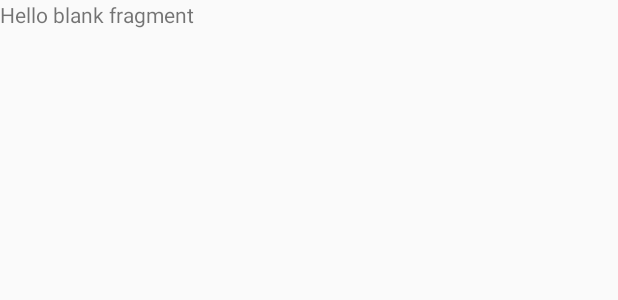
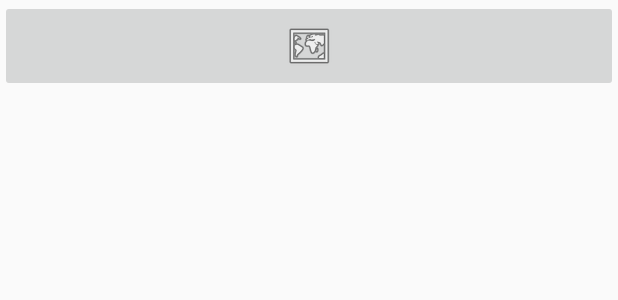
Before and after one commit to alittl29/WebBrowserApp, an Android app: the layout fragment_browser_control.xml on its own in the app's theme, with its tools: preview values and no code run, on a phone screen of 412 x 824 dp. Shown: the top 300 px of the screen. Run offline under Robolectric (Android 15) with nearby library versions, the phone set to English and light mode, and no system bars.

```diff
--- a/app/build.gradle
+++ b/app/build.gradle
@@ -27,6 +27,7 @@ dependencies {
     implementation 'androidx.appcompat:appcompat:1.2.0'
     implementation 'androidx.constraintlayout:constraintlayout:2.0.2'
     implementation 'androidx.legacy:legacy-support-v4:1.0.0'
+    implementation 'androidx.viewpager2:viewpager2:1.0.0'
     testImplementation 'junit:junit:4.12'
     androidTestImplementation 'androidx.test.ext:junit:1.1.2'
     androidTestImplementation 'androidx.test.espresso:espresso-core:3.3.0'
--- a/app/src/main/res/layout/fragment_browser_control.xml
+++ b/app/src/main/res/layout/fragment_browser_control.xml
@@ -1,14 +1,14 @@
 <?xml version="1.0" encoding="utf-8"?>
 <FrameLayout xmlns:android="http://schemas.android.com/apk/res/android"
+    xmlns:app="http://schemas.android.com/apk/res-auto"
     xmlns:tools="http://schemas.android.com/tools"
     android:layout_width="match_parent"
     android:layout_height="match_parent"
     tools:context=".BrowserControlFragment">
 
-    <!-- TODO: Update blank fragment layout -->
-    <TextView
+    <ImageButton
+        android:id="@+id/btnNewPage"
         android:layout_width="match_parent"
-        android:layout_height="match_parent"
-        android:text="@string/hello_blank_fragment" />
-
+        android:layout_height="61dp"
+        android:src="@android:drawable/ic_menu_mapmode" />
 </FrameLayout>
```
Also changed, not shown: app/src/main/java/edu/temple/webbrowserapp/BrowserControlFragment.java (+16 -2 lines), app/src/main/java/edu/temple/webbrowserapp/FragmentAdapter.java (added, +37 -0 lines), app/src/main/java/edu/temple/webbrowserapp/PageListFragment.java (+19 -2 lines), app/src/main/java/edu/temple/webbrowserapp/PagerFragment.java (+16 -1 lines), app/src/main/res/layout/fragment_page_list.xml (+3 -5 lines), app/src/main/res/layout/fragment_pager_frament.xml (+3 -5 lines).
